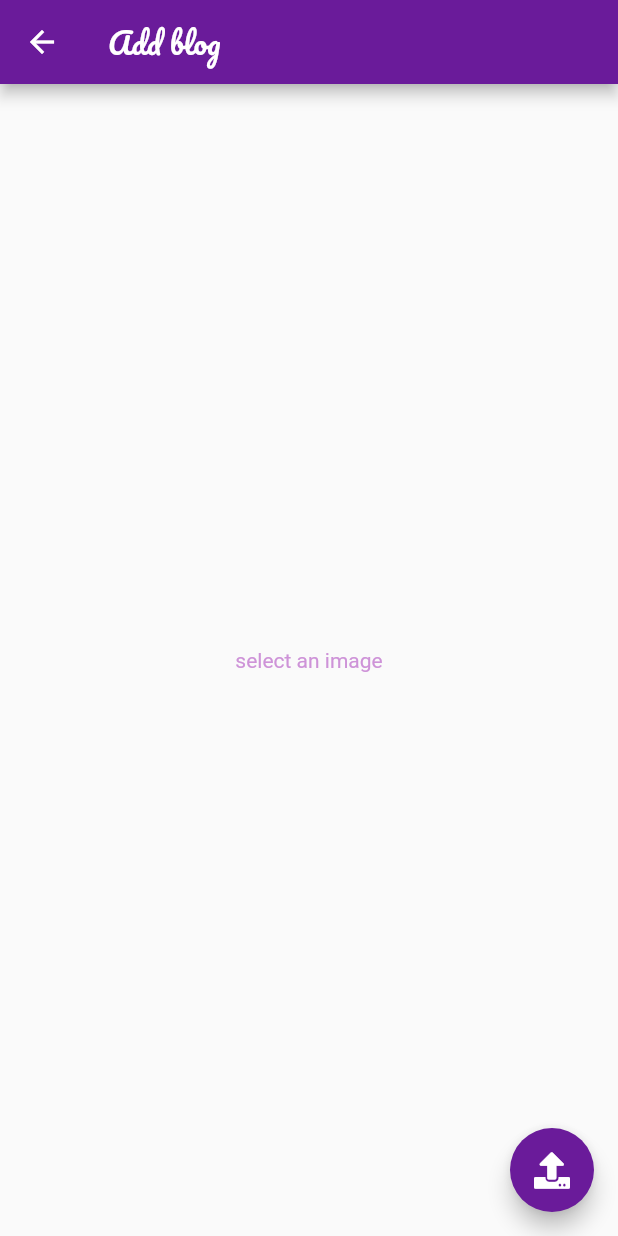
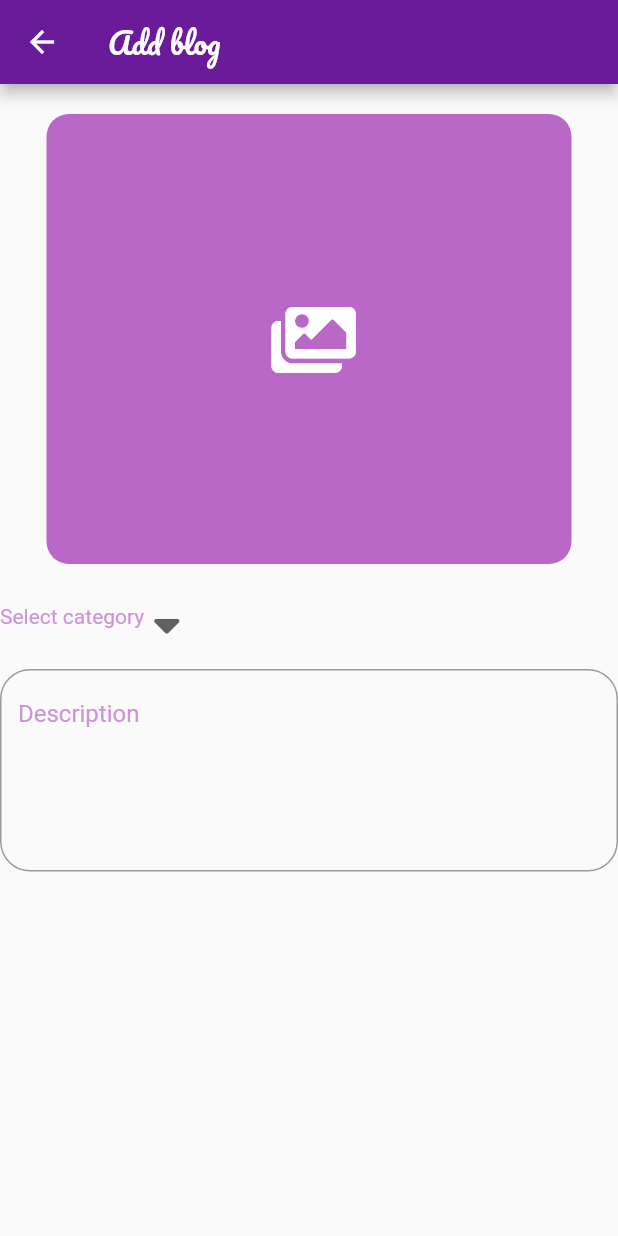
Before and after one commit to thripurambabn/Mr.Blogger, a Flutter app: the AddBlogScreen screen opened directly, on a phone screen of 412 x 824 dp. Run offline on Flutter 3.47's test engine with Material 2 defaults, Android fonts, the phone set to English and light mode, and no system bars; our stand-ins replace bloc, cloud_firestore, equatable, firebase_auth, firebase_database, firebase_storage and 5 more; accounts and stored records are empty; network calls fail.

Commit message:
Addblog UI changes

```diff
--- a/lib/service/user_service.dart
+++ b/lib/service/user_service.dart
@@ -1,7 +1,6 @@
 import 'dart:async';
 import 'package:cloud_firestore/cloud_firestore.dart';
 import 'package:firebase_auth/firebase_auth.dart';
-import 'package:firebase_database/firebase_database.dart';
 import 'package:google_sign_in/google_sign_in.dart';
 
 class UserService {
--- a/lib/view/add_blog_screen.dart
+++ b/lib/view/add_blog_screen.dart
@@ -22,6 +22,7 @@ class _AddBlogScreenPage extends State<AddBlogScreen> {
   String category;
   String likes;
   String url;
+  bool isbuttondisabled = false;
   Future getImage() async {
     var tempImage = await ImagePicker.pickImage(source: ImageSource.gallery);
 
@@ -112,34 +113,102 @@ class _AddBlogScreenPage extends State<AddBlogScreen> {
           style: TextStyle(color: Colors.white, fontFamily: 'Paficico'),
         ),
       ),
-      body: new Center(
-        child: sampleImage == null
-            ? Text(
-                'select an image',
-                style: TextStyle(color: Colors.purple[200]),
-              )
-            : enableUplaod(),
+      body: SingleChildScrollView(
+        child: new Center(
+          child: sampleImage == null ? beforeUpload() : enableUplaod(),
         ),
-      floatingActionButton: FloatingActionButton(
-        onPressed: getImage,
-        child: Icon(FontAwesomeIcons.upload, color: Colors.white),
-        backgroundColor: Colors.purple[800],
       ),
+      // floatingActionButton: FloatingActionButton(
+      //   onPressed: getImage,
+      //   child: Icon(FontAwesomeIcons.upload, color: Colors.white),
+      //   backgroundColor: Colors.purple[800],
+      // ),
     );
   }
 
   Widget enableUplaod() {
-    String dropdownValue;
     return new Container(
       child: new Form(
         key: formKey,
         child: Column(
           children: <Widget>[
-            Image.file(sampleImage, height: 310.0, width: 600),
+            Image.file(sampleImage, height: 300.0, width: 350),
             SizedBox(
               height: 30.0,
             ),
-            DropdownButtonHideUnderline(
+            dropbox(),
+            SizedBox(
+              height: 30.0,
+            ),
+            descriptionfield(),
+            SizedBox(
+              height: 30.0,
+            ),
+            RaisedButton(
+              child: Text(
+                'Upload blog',
+                style: TextStyle(color: Colors.white),
+              ),
+              color: Colors.purple[800],
+              onPressed: isbuttondisabled
+                  ? null
+                  : () {
+                      setState(() => isbuttondisabled = !isbuttondisabled);
+                      print('${isbuttondisabled}');
+                      print('upload blog pressed');
+                      uploadImage();
+                    },
+            )
+          ],
+        ),
+      ),
+    );
+  }
+
+  beforeUpload() {
+    return new Container(
+      child: Column(
+        children: <Widget>[
+          SizedBox(
+            height: 20,
+          ),
+          Container(
+            decoration: BoxDecoration(
+                borderRadius: BorderRadius.all(Radius.circular(15.0)),
+                color: Colors.purple[300]),
+            padding: EdgeInsets.all(50.0),
+            alignment: Alignment.center,
+            height: 300,
+            child: IconButton(
+              icon: Icon(
+                FontAwesomeIcons.solidImages,
+              ),
+              tooltip: 'Add photo',
+              iconSize: 50,
+              color: Colors.white,
+              splashColor: Colors.purple,
+              onPressed: getImage,
+            ),
+            width: 350,
+          ),
+          SizedBox(
+            height: 20,
+          ),
+          dropbox(),
+          SizedBox(
+            height: 20,
+          ),
+          descriptionfield()
+        ],
+      ),
+    );
+  }
+
+  dropbox() {
+    String dropdownValue;
+    return Container(
+      alignment: Alignment.bottomLeft,
+      child: DropdownButtonHideUnderline(
         child: DropdownButton<String>(
           hint: Text(
             "Select category",
@@ -157,19 +226,13 @@ class _AddBlogScreenPage extends State<AddBlogScreen> {
           ),
           onChanged: (String newValue) {
             setState(() {
-                    print(
-                        'before new value $dropdownValue new value $newValue');
+              print('before new value $dropdownValue new value $newValue');
               dropdownValue = newValue;
               print('new value $dropdownValue new value $newValue');
             });
           },
-                items: <String>[
-                  'Pets',
-                  'Travel',
-                  'Books',
-                  'Lifestyle',
-                  'Movies'
-                ].map<DropdownMenuItem<String>>((String value) {
+          items: <String>['Pets', 'Travel', 'Books', 'Lifestyle', 'Movies']
+              .map<DropdownMenuItem<String>>((String value) {
             return DropdownMenuItem<String>(
               value: value,
               child: Text(value),
@@ -177,11 +240,30 @@ class _AddBlogScreenPage extends State<AddBlogScreen> {
           }).toList(),
         ),
       ),
-            SizedBox(
-              height: 30.0,
+    );
+  }
+
+  descriptionfield() {
+    return Container(
+      child: new Scrollbar(
+        child: SingleChildScrollView(
+          child: TextFormField(
+            textAlign: TextAlign.left,
+            keyboardType: TextInputType.multiline,
+            maxLines: 10,
+            minLines: 5,
+            decoration: new InputDecoration(
+                border: OutlineInputBorder(
+                    borderRadius: BorderRadius.all(
+                      Radius.circular(20),
                     ),
-            TextFormField(
-              decoration: new InputDecoration(
+                    borderSide:
+                        BorderSide(width: 1, color: Colors.purple[300])),
+                focusedBorder: OutlineInputBorder(
+                  borderSide:
+                      const BorderSide(color: Colors.purple, width: 1.0),
+                  borderRadius: BorderRadius.circular(25.0),
+                ),
                 hintText: 'Description',
                 hintStyle: TextStyle(color: Colors.purple[200])),
             validator: (value) {
@@ -191,21 +273,6 @@ class _AddBlogScreenPage extends State<AddBlogScreen> {
               _myvalue = value;
             },
           ),
-            SizedBox(
-              height: 30.0,
-            ),
-            RaisedButton(
-              child: Text(
-                'Upload blog',
-                style: TextStyle(color: Colors.white),
-              ),
-              color: Colors.purple[800],
-              onPressed: () {
-                print('upload blog pressed');
-                uploadImage();
-              },
-            )
-          ],
         ),
       ),
     );
--- a/lib/view/home_screen.dart
+++ b/lib/view/home_screen.dart
@@ -4,7 +4,10 @@ import 'package:flutter_bloc/flutter_bloc.dart';
 
 import 'package:mr_blogger/blocs/auth_bloc/auth_bloc.dart';
 import 'package:mr_blogger/blocs/auth_bloc/auth_event.dart';
+import 'package:mr_blogger/blocs/login_bloc/login_state.dart';
+import 'package:mr_blogger/service/user_service.dart';
 import 'package:mr_blogger/view/add_blog_screen.dart';
+import 'package:mr_blogger/view/login_screen.dart';
 
 class Homepage extends StatefulWidget {
   Homepage({Key key}) : super(key: key);
@@ -14,6 +17,7 @@ class Homepage extends StatefulWidget {
 }
 
 class _HomepageState extends State<Homepage> {
+  UserService userService;
   List<Blogs> blogsList = [];
   @override
   void initState() {
@@ -35,6 +39,14 @@ class _HomepageState extends State<Homepage> {
     super.initState();
   }
 
+  void navigateToSignUpPage(BuildContext context) {
+    Navigator.of(context).push(MaterialPageRoute(builder: (context) {
+      return LoginScreen(
+        userService: userService,
+      );
+    }));
+  }
+
   @override
   Widget build(BuildContext context) {
     return Scaffold(
@@ -46,6 +58,13 @@ class _HomepageState extends State<Homepage> {
           IconButton(
             icon: Icon(Icons.exit_to_app),
             onPressed: () {
+              // BlocListener(
+              //   listener: (context, state) {
+              //     if (state is LogOutSuccessState) {
+              //       navigateToSignUpPage(context);
+              //     }
+              //   },
+              // );
               print('pressed signout');
               BlocProvider.of<AuthenticationBloc>(context).add(
                 AuthenticationLoggedOut(),
@@ -111,7 +130,9 @@ class _HomepageState extends State<Homepage> {
               ],
             ),
             SizedBox(height: 10.0),
-            new Image.network(image, fit: BoxFit.cover),
+            Container(
+              child: Image.network(image, fit: BoxFit.cover),
+            ),
             Icon(
               Icons.favorite_border,
               color: Colors.red,
--- a/pubspec.yaml
+++ b/pubspec.yaml
@@ -34,6 +34,7 @@ dependencies:
   firebase_database: ^3.1.5
   firebase_storage: ^3.1.5
   cloud_firestore: ^0.13.5
+  async_loader: ^0.1.2
 dev_dependencies:
   flutter_test:
     sdk: flutter
```
Also changed, not shown: lib/blocs/reg_bloc/reg_bloc.dart (+0 -29 lines), lib/blocs/reg_bloc/reg_event.dart (+0 -12 lines), pubspec.lock. Lines whose indentation alone changed are shown as unchanged.
